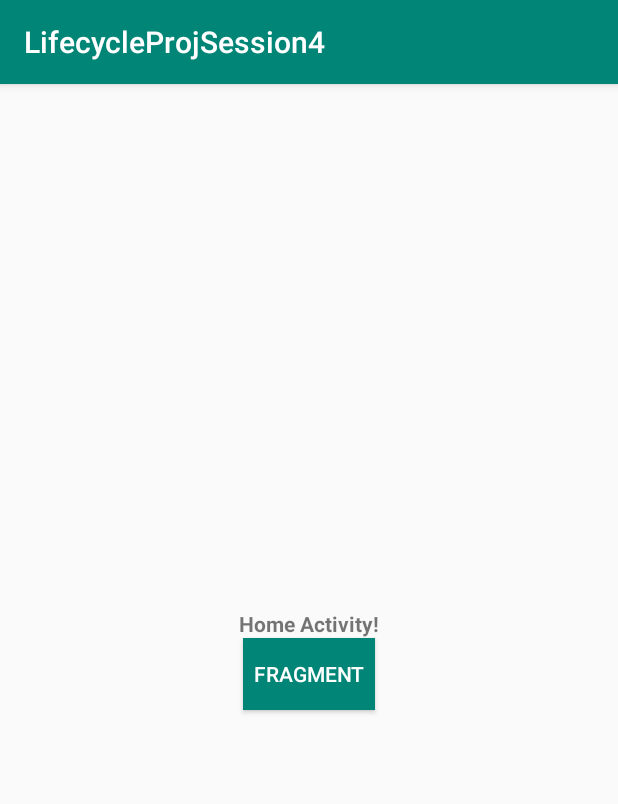
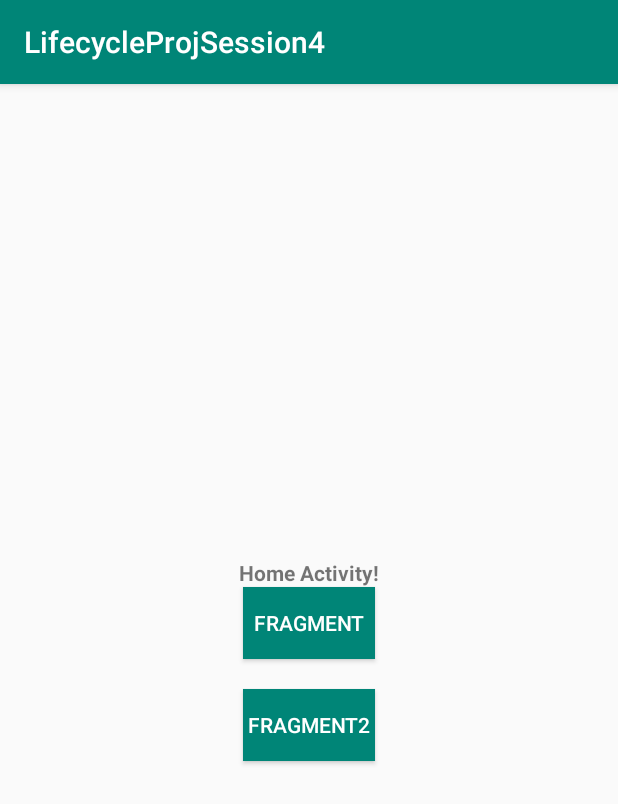
Before and after one commit to ankita-tiwari10/BootCampAssignments, an Android app: the screen it shows after launch (HomeActivity), on a phone screen of 412 x 824 dp. Shown: the top 804 px of the screen. Run offline under Robolectric (Android 15) with nearby library versions, the phone set to English and light mode, and no system bars.

Commit message:
Again Changes Done

```diff
--- a/LifecycleProjSession4/app/src/main/AndroidManifest.xml
+++ b/LifecycleProjSession4/app/src/main/AndroidManifest.xml
@@ -18,7 +18,7 @@
         </activity>
         <activity android:name=".HomeActivity" />
         <activity android:name=".FragActivity" />
-
+        <activity android:name=".Fragment2Activity"></activity>
     </application>
 
 </manifest>
--- a/LifecycleProjSession4/app/src/main/java/fragments/gl/com/lifecycleprojsession4/HomeActivity.java
+++ b/LifecycleProjSession4/app/src/main/java/fragments/gl/com/lifecycleprojsession4/HomeActivity.java
@@ -10,7 +10,7 @@ import android.widget.Toast;
 
 public class HomeActivity extends AppCompatActivity {
     private static final String TAG = "LifeCycle";
-Button button;
+Button button,btn;
     @Override
     protected void onCreate(Bundle savedInstanceState) {
         super.onCreate(savedInstanceState);
@@ -22,6 +22,7 @@ Button button;
 
         toast.show();
        button=findViewById(R.id.buttonforFragment) ;
+        btn=findViewById(R.id.buttonforFragment1);
        button.setOnClickListener(new View.OnClickListener() {
            @Override
            public void onClick(View v) {
@@ -29,6 +30,13 @@ Button button;
                startActivity(intent);
            }
        });
+        btn.setOnClickListener(new View.OnClickListener() {
+            @Override
+            public void onClick(View v) {
+                Intent intent=new Intent(getApplicationContext(),Fragment2Activity.class);
+                startActivity(intent);
+            }
+        });
     }
 
     @Override
--- a/LifecycleProjSession4/app/src/main/res/layout/activity_frag.xml
+++ b/LifecycleProjSession4/app/src/main/res/layout/activity_frag.xml
@@ -26,7 +26,7 @@
         android:layout_height="150dp"
         android:layout_alignParentLeft="true"
         android:layout_below="@+id/My_Container_1_ID"
-       >
+        >
     </FrameLayout>
 
 </RelativeLayout>
--- a/LifecycleProjSession4/app/src/main/res/layout/activity_home.xml
+++ b/LifecycleProjSession4/app/src/main/res/layout/activity_home.xml
@@ -24,4 +24,14 @@
         android:background="@color/colorPrimary"
         android:textColor="@android:color/white"
         android:layout_centerHorizontal="true"/>
+    <Button
+        android:id="@+id/buttonforFragment1"
+        android:layout_width="wrap_content"
+        android:layout_height="wrap_content"
+        android:text="Fragment2"
+        android:layout_marginTop="20dp"
+        android:layout_below="@+id/buttonforFragment"
+        android:background="@color/colorPrimary"
+        android:textColor="@android:color/white"
+        android:layout_centerHorizontal="true"/>
 </RelativeLayout>
--- a/LifecycleProjSession4/app/src/main/res/layout/fragment_green.xml
+++ b/LifecycleProjSession4/app/src/main/res/layout/fragment_green.xml
@@ -24,7 +24,7 @@
         android:layout_height="wrap_content"
         android:layout_centerHorizontal="true"
         android:layout_centerVertical="true"
-        android:text="TextView"
+        android:text="Fragment2"
         android:textColor="#000000"
         android:textSize="30dp" />
 
```
